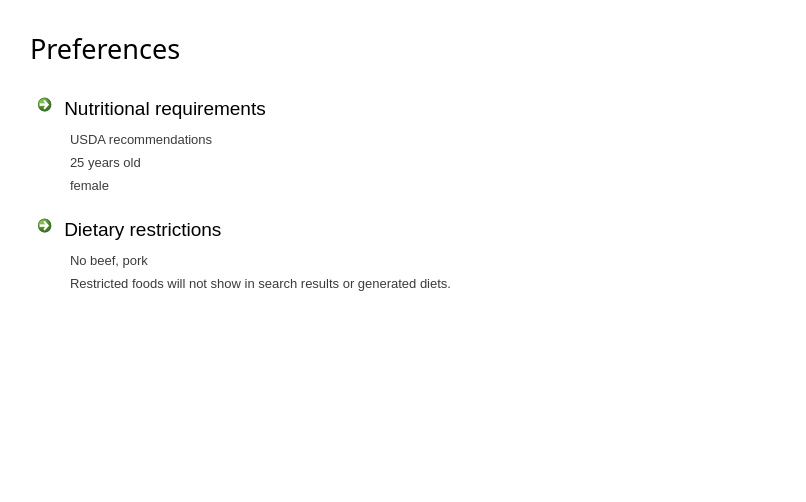
Above: ui/ui_prefwidget.ui from josh-minch/spartan before the change. Below: the same form after it.
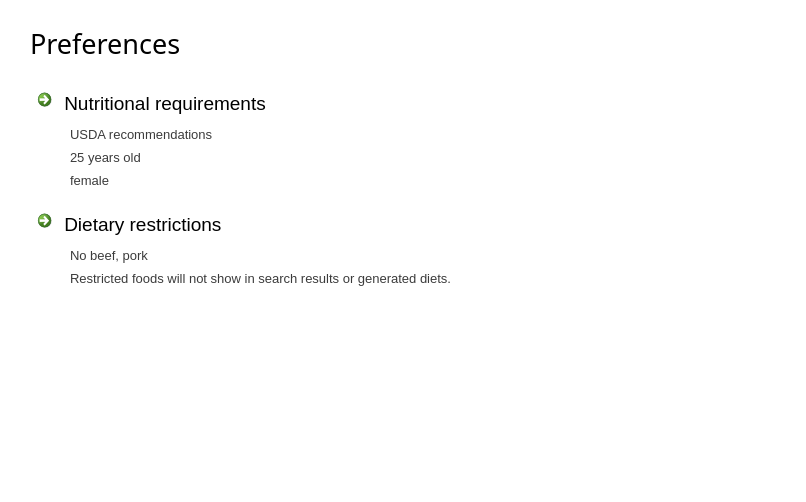
That is the form after the change. Icons and pictures are not drawn.

```diff
--- a/ui/ui_prefwidget.ui
+++ b/ui/ui_prefwidget.ui
@@ -95,13 +95,13 @@
     <number>30</number>
    </property>
    <property name="topMargin">
-    <number>30</number>
+    <number>25</number>
    </property>
    <property name="rightMargin">
     <number>30</number>
    </property>
    <property name="bottomMargin">
-    <number>20</number>
+    <number>30</number>
    </property>
    <item row="0" column="0">
     <widget class="QLabel" name="label">
```
